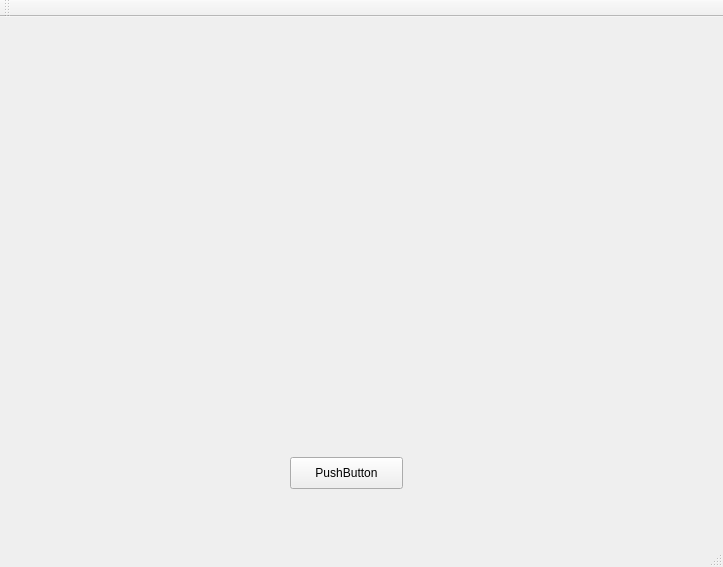
ITAAcademy/ITAInformator, file mainwindow.ui: the form before one commit.
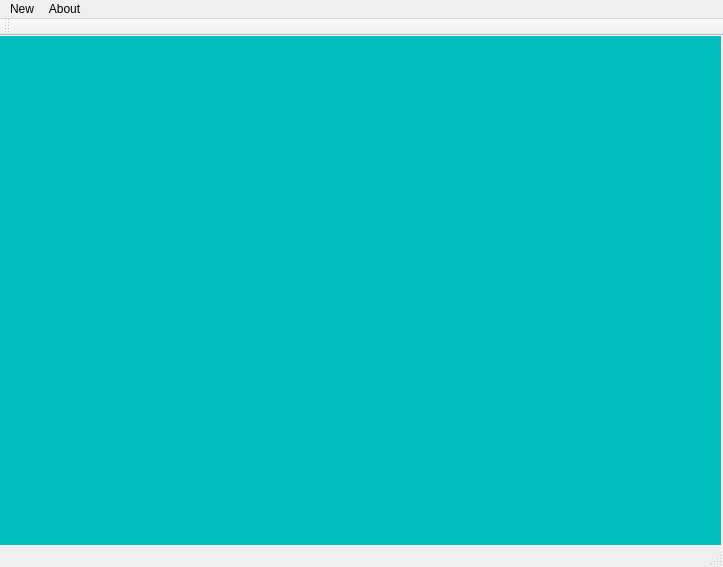
The form after the commit.

Diff of the .ui file:
```diff
--- a/mainwindow.ui
+++ b/mainwindow.ui
@@ -14,20 +14,35 @@
    <string>MainWindow</string>
   </property>
   <widget class="QWidget" name="centralWidget">
-   <widget class="QPushButton" name="pushButton">
+   <widget class="QMdiArea" name="mdiArea">
     <property name="geometry">
      <rect>
-      <x>290</x>
-      <y>440</y>
-      <width>113</width>
-      <height>32</height>
+      <x>0</x>
+      <y>0</y>
+      <width>721</width>
+      <height>511</height>
      </rect>
     </property>
-    <property name="text">
-     <string>PushButton</string>
+    <property name="background">
+     <brush brushstyle="SolidPattern">
+      <color alpha="255">
+       <red>0</red>
+       <green>191</green>
+       <blue>191</blue>
+      </color>
+     </brush>
     </property>
    </widget>
   </widget>
+  <widget class="QToolBar" name="mainToolBar">
+   <attribute name="toolBarArea">
+    <enum>TopToolBarArea</enum>
+   </attribute>
+   <attribute name="toolBarBreak">
+    <bool>false</bool>
+   </attribute>
+  </widget>
+  <widget class="QStatusBar" name="statusBar"/>
   <widget class="QMenuBar" name="menuBar">
    <property name="geometry">
     <rect>
@@ -37,16 +52,40 @@
      <height>22</height>
     </rect>
    </property>
+   <property name="minimumSize">
+    <size>
+     <width>0</width>
+     <height>16</height>
+    </size>
+   </property>
+   <property name="baseSize">
+    <size>
+     <width>0</width>
+     <height>16</height>
+    </size>
+   </property>
+   <property name="defaultUp">
+    <bool>true</bool>
+   </property>
+   <widget class="QMenu" name="menuNew">
+    <property name="title">
+     <string>New</string>
+    </property>
+    <addaction name="actionConversion"/>
+   </widget>
+   <widget class="QMenu" name="menuAbout">
+    <property name="title">
+     <string>About</string>
+    </property>
+   </widget>
+   <addaction name="menuNew"/>
+   <addaction name="menuAbout"/>
   </widget>
-  <widget class="QToolBar" name="mainToolBar">
-   <attribute name="toolBarArea">
-    <enum>TopToolBarArea</enum>
-   </attribute>
-   <attribute name="toolBarBreak">
-    <bool>false</bool>
-   </attribute>
-  </widget>
-  <widget class="QStatusBar" name="statusBar"/>
+  <action name="actionConversion">
+   <property name="text">
+    <string>Conversion</string>
+   </property>
+  </action>
  </widget>
  <layoutdefault spacing="6" margin="11"/>
  <resources/>
```
